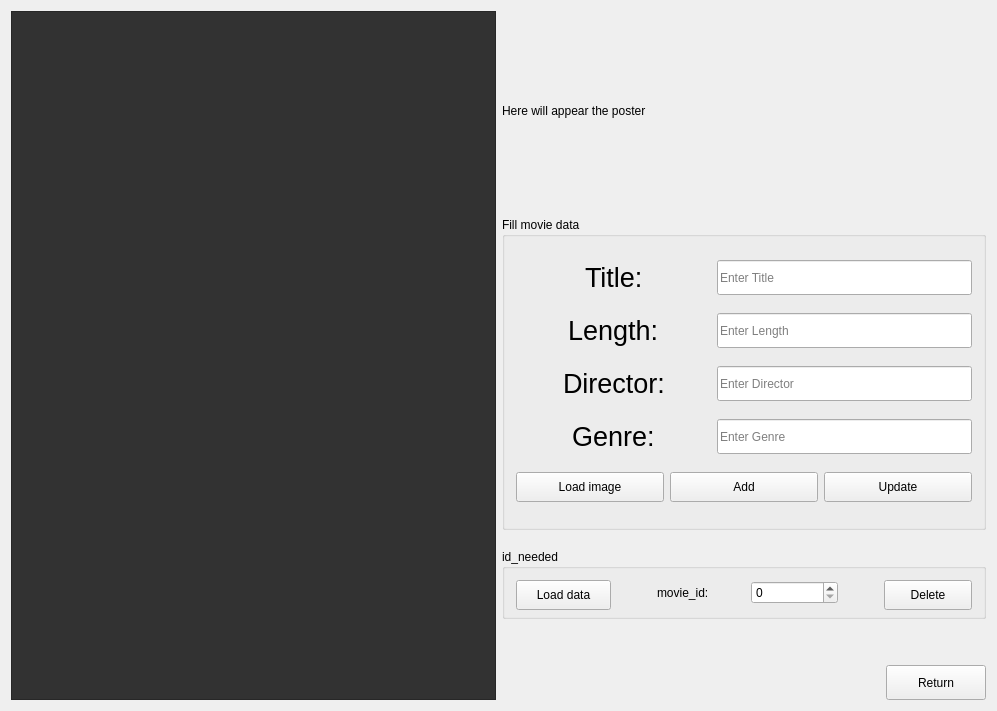
Qt form MovieManager.ui (JustKoshi/QTCinemaProject) before a commit.
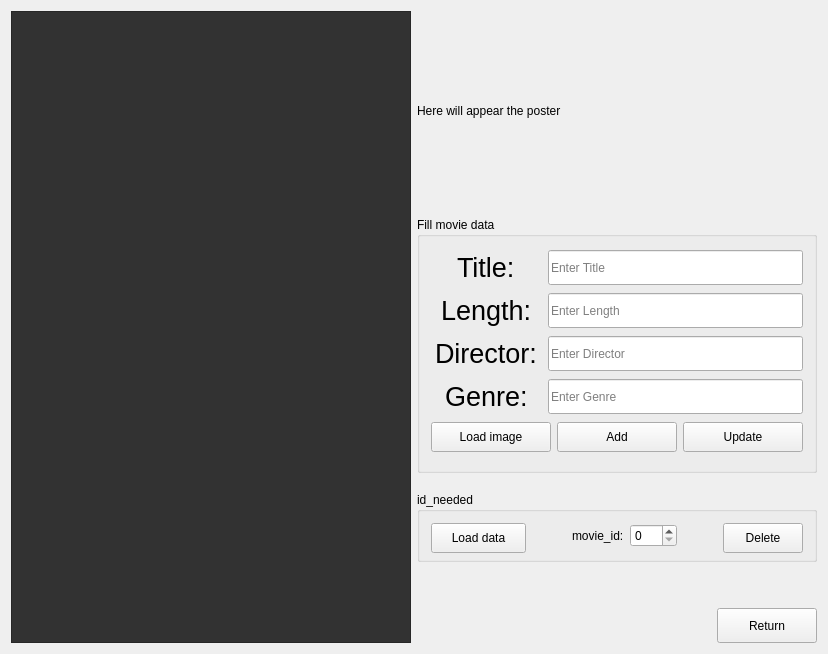
The same form after that commit.

The edit to the form file:
```diff
--- a/MovieManager.ui
+++ b/MovieManager.ui
@@ -6,8 +6,8 @@
    <rect>
     <x>0</x>
     <y>0</y>
-    <width>997</width>
-    <height>711</height>
+    <width>828</width>
+    <height>654</height>
    </rect>
   </property>
   <property name="windowTitle">
```
